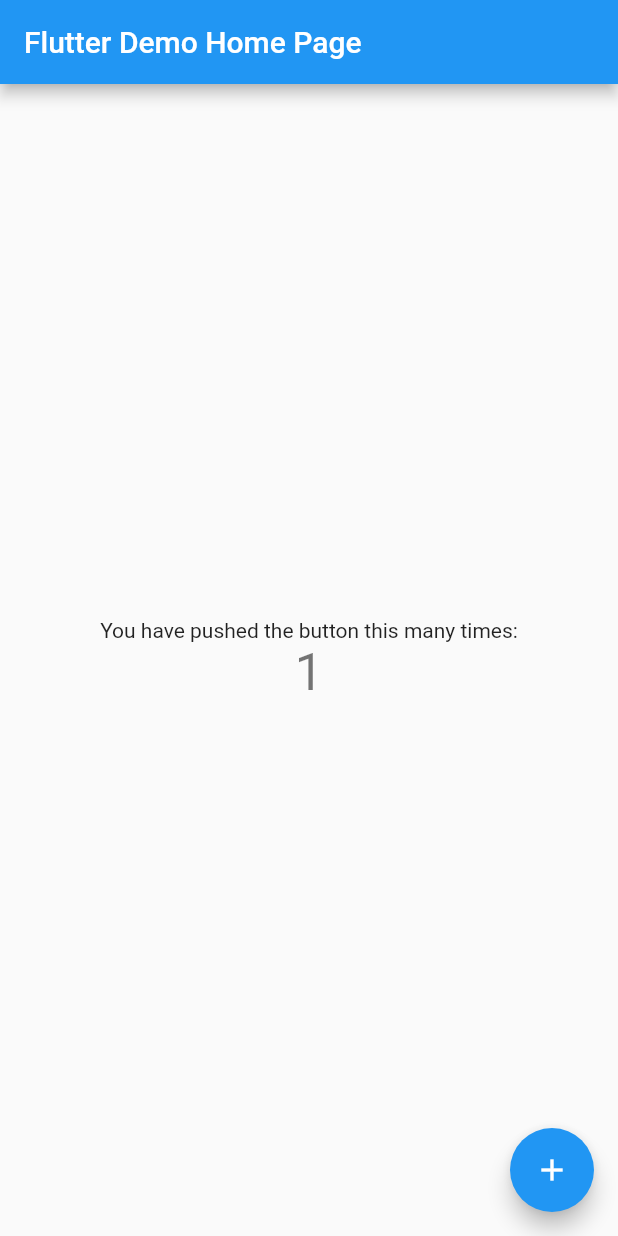
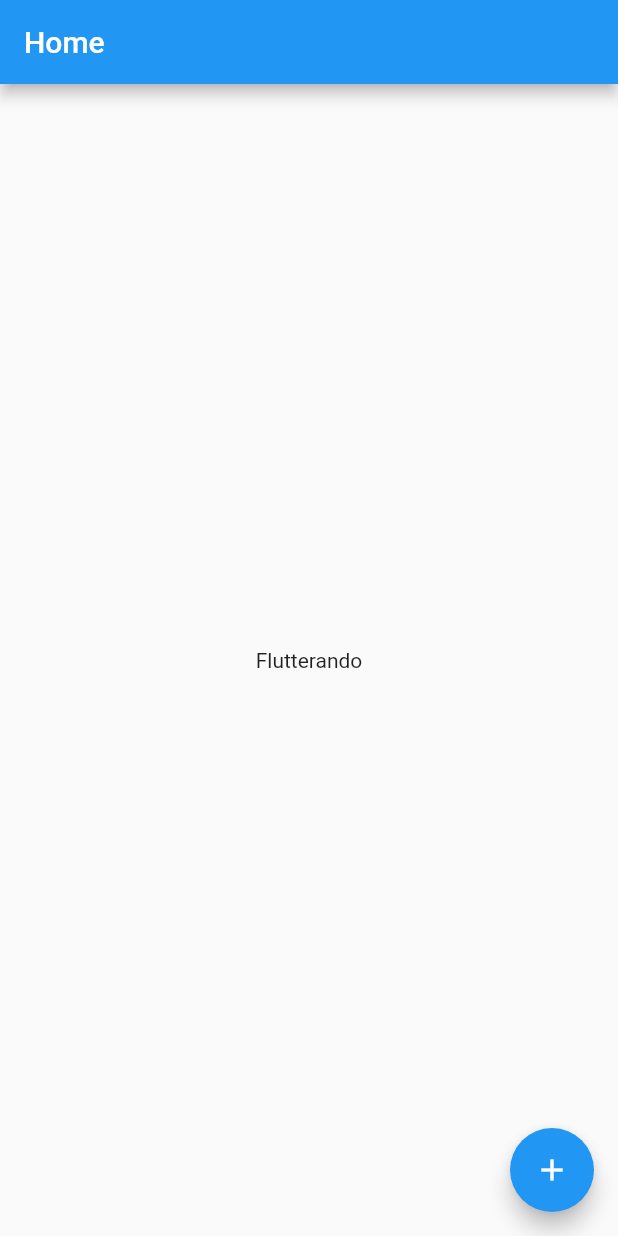
Before and after one commit to jefersongodoy/hello_world, a Flutter app: the screen it shows after launch, after a tap on the "add" icon, on a phone screen of 412 x 824 dp. Run offline on Flutter 3.47's test engine with Material 2 defaults, Android fonts, the phone set to English and light mode, and no system bars.

Commit message:
projeto refeito

```diff
--- a/analysis_options.yaml
+++ b/analysis_options.yaml
@@ -22,6 +22,7 @@ linter:
   # `// ignore_for_file: name_of_lint` syntax on the line or in the file
   # producing the lint.
   rules:
+    prefer_const_constructors: false
     # avoid_print: false  # Uncomment to disable the `avoid_print` rule
     # prefer_single_quotes: true  # Uncomment to enable the `prefer_single_quotes` rule
 
--- a/lib/main.dart
+++ b/lib/main.dart
@@ -1,66 +1,35 @@
 import 'package:flutter/material.dart';
 
 void main() {
-  runApp(const MyApp());
+  runApp(MyApp());
 }
 
 class MyApp extends StatelessWidget {
-  const MyApp({Key? key}) : super(key: key);
-
   @override
   Widget build(BuildContext context) {
     return MaterialApp(
-      title: 'Flutter Demo',
-      theme: ThemeData(
-        primarySwatch: Colors.blue,
-      ),
-      home: const MyHomePage(title: 'Flutter Demo Home Page'),
+      home: HomePage(),
     );
   }
 }
 
-class MyHomePage extends StatefulWidget {
-  const MyHomePage({Key? key, required this.title}) : super(key: key);
-
-  final String title;
-
-  @override
-  State<MyHomePage> createState() => _MyHomePageState();
-}
-
-class _MyHomePageState extends State<MyHomePage> {
-  int _counter = 0;
-
-  void _incrementCounter() {
-    setState(() {
-      _counter++;
-    });
-  }
+class HomePage extends StatelessWidget {
+  const HomePage({Key? key}) : super(key: key);
 
   @override
   Widget build(BuildContext context) {
     return Scaffold(
       appBar: AppBar(
-        title: Text(widget.title),
+        title: Text('Home'),
       ),
       body: Center(
-        child: Column(
-          mainAxisAlignment: MainAxisAlignment.center,
-          children: <Widget>[
-            const Text(
-              'You have pushed the button this many times:',
-            ),
-            Text(
-              '$_counter',
-              style: Theme.of(context).textTheme.headline4,
-            ),
-          ],
-        ),
+        child: Text('Flutterando'),
       ),
       floatingActionButton: FloatingActionButton(
-        onPressed: _incrementCounter,
-        tooltip: 'Increment',
-        child: const Icon(Icons.add),
+        child: Icon(Icons.add),
+        onPressed: () {
+          print('Clicou!!!');
+        },
       ),
     );
   }
```
Also changed, not shown: lib/home_controller.dart (added), lib/home_page.dart (added), lib/myapp.dart (added).
